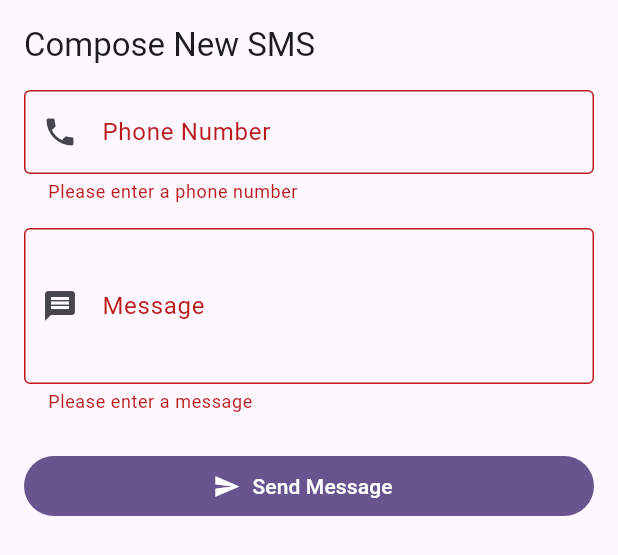
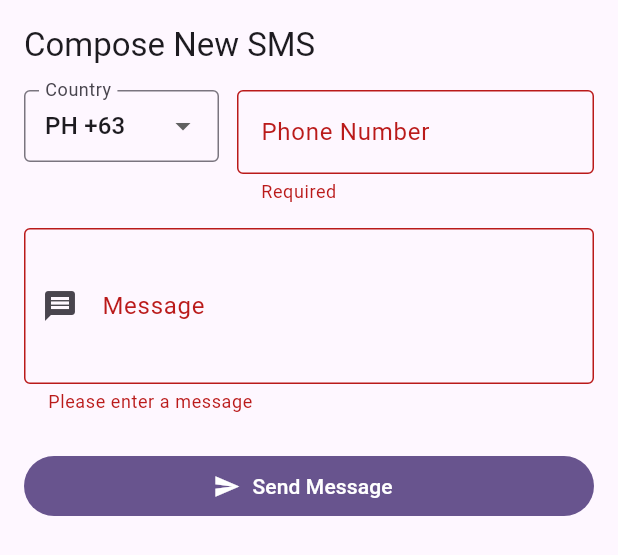
Before and after one commit to vipscaleblueprint-jpg/SMS, a Flutter app: the ComposeSmsSheet widget shown alone on an empty page, opened directly with empty values, after a tap on "Send Message", on a phone screen of 412 x 824 dp. Shown: the top 555 px of the screen. Run offline on Flutter 3.47's test engine with Material 3 defaults, Android fonts, the phone set to English and light mode, and no system bars; missing offline and left inert: another_telephony.

Commit message:
feat: num format

```diff
--- a/lib/widgets/compose_sms_sheet.dart
+++ b/lib/widgets/compose_sms_sheet.dart
@@ -1,4 +1,21 @@
 import 'package:flutter/material.dart';
+
+class Country {
+  final String name;
+  final String code;
+  final String dialCode;
+  final int numberLength; // Fixed length for simplicity or min length
+
+  const Country(this.name, this.code, this.dialCode, this.numberLength);
+}
+
+const List<Country> countries = [
+  Country('Philippines', 'PH', '+63', 10), // e.g. 912 345 6789
+  Country('Germany', 'DE', '+49', 11), // varies, avg 10-11
+  Country('France', 'FR', '+33', 9),
+  Country('Spain', 'ES', '+34', 9),
+  Country('United Kingdom', 'GB', '+44', 10),
+];
 
 class ComposeSmsSheet extends StatefulWidget {
   final Function(String address, String message) onSend;
@@ -13,6 +30,7 @@ class _ComposeSmsSheetState extends State<ComposeSmsSheet> {
   final _formKey = GlobalKey<FormState>();
   final _addressController = TextEditingController();
   final _messageController = TextEditingController();
+  Country _selectedCountry = countries[0];
 
   @override
   void dispose() {
@@ -23,7 +41,13 @@ class _ComposeSmsSheetState extends State<ComposeSmsSheet> {
 
   void _submit() {
     if (_formKey.currentState!.validate()) {
-      widget.onSend(_addressController.text, _messageController.text);
+      // Remove any leading zero if user typed it (common mistake)
+      String number = _addressController.text.trim();
+      if (number.startsWith('0')) {
+        number = number.substring(1);
+      }
+      final fullAddress = '${_selectedCountry.dialCode}$number';
+      widget.onSend(fullAddress, _messageController.text);
       Navigator.of(context).pop();
     }
   }
@@ -48,20 +72,73 @@ class _ComposeSmsSheetState extends State<ComposeSmsSheet> {
               style: Theme.of(context).textTheme.titleLarge,
             ),
             const SizedBox(height: 16),
-            TextFormField(
+            // Country and Phone Row
+            Row(
+              crossAxisAlignment: CrossAxisAlignment.start,
+              children: [
+                SizedBox(
+                  width: 130,
+                  child: DropdownButtonFormField<Country>(
+                    value: _selectedCountry,
+                    decoration: const InputDecoration(
+                      labelText: 'Country',
+                      border: OutlineInputBorder(),
+                      contentPadding: EdgeInsets.symmetric(horizontal: 10),
+                    ),
+                    isExpanded: true,
+                    items: countries.map((Country country) {
+                      return DropdownMenuItem<Country>(
+                        value: country,
+                        child: Text(
+                          '${country.code} ${country.dialCode}',
+                          overflow: TextOverflow.ellipsis,
+                        ),
+                      );
+                    }).toList(),
+                    onChanged: (Country? newValue) {
+                      setState(() {
+                        _selectedCountry = newValue!;
+                      });
+                    },
+                  ),
+                ),
+                const SizedBox(width: 12),
+                Expanded(
+                  child: TextFormField(
                     controller: _addressController,
-              decoration: const InputDecoration(
+                    decoration: InputDecoration(
                       labelText: 'Phone Number',
-                prefixIcon: Icon(Icons.phone),
-                border: OutlineInputBorder(),
+                      hintText: 'e.g. 9123456789',
+                      prefixText: '${_selectedCountry.dialCode} ',
+                      border: const OutlineInputBorder(),
                     ),
                     keyboardType: TextInputType.phone,
                     validator: (value) {
                       if (value == null || value.isEmpty) {
-                  return 'Please enter a phone number';
+                        return 'Required';
+                      }
+                      // Basic length check logic
+                      String clean = value.trim();
+                      if (clean.startsWith('0')) clean = clean.substring(1);
+
+                      if (!RegExp(r'^\d+$').hasMatch(clean)) {
+                        return 'Digits only';
+                      }
+
+                      if (clean.length != _selectedCountry.numberLength) {
+                        // Allow small variance for countries with variable lengths like DE,
+                        // but for this specific request "verify the length", strict is safer for PH/FR/ES
+                        if (_selectedCountry.code == 'DE' &&
+                            (clean.length >= 10 && clean.length <= 11)) {
+                          return null;
+                        }
+                        return 'Enter ${_selectedCountry.numberLength} digits';
                       }
                       return null;
                     },
+                  ),
+                ),
+              ],
             ),
             const SizedBox(height: 16),
             TextFormField(
```
Lines whose indentation alone changed are shown as unchanged.
